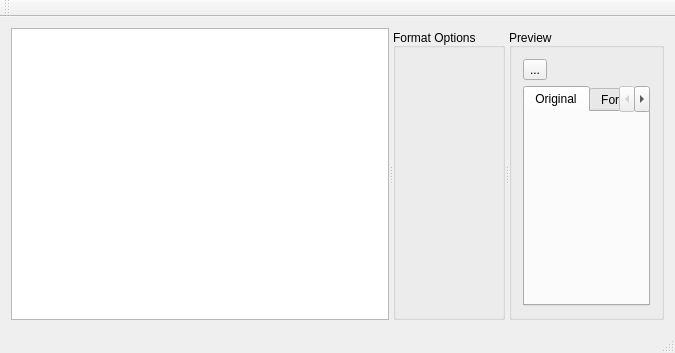
amilaperera/clang-format-gui, file mainwindow.ui: the form before one commit.
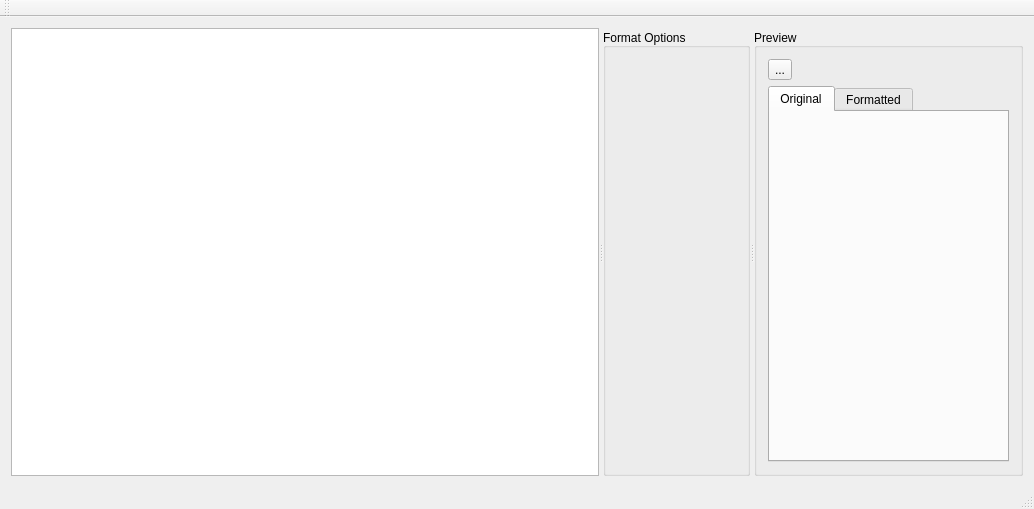
The form after the commit. Icons and pictures are not drawn.

Patch:
```diff
--- a/mainwindow.ui
+++ b/mainwindow.ui
@@ -6,8 +6,8 @@
    <rect>
     <x>0</x>
     <y>0</y>
-    <width>675</width>
-    <height>353</height>
+    <width>1034</width>
+    <height>509</height>
    </rect>
   </property>
   <property name="windowTitle">
```
Left out of the diff: 4 changed lines with no effect on the pictures.
